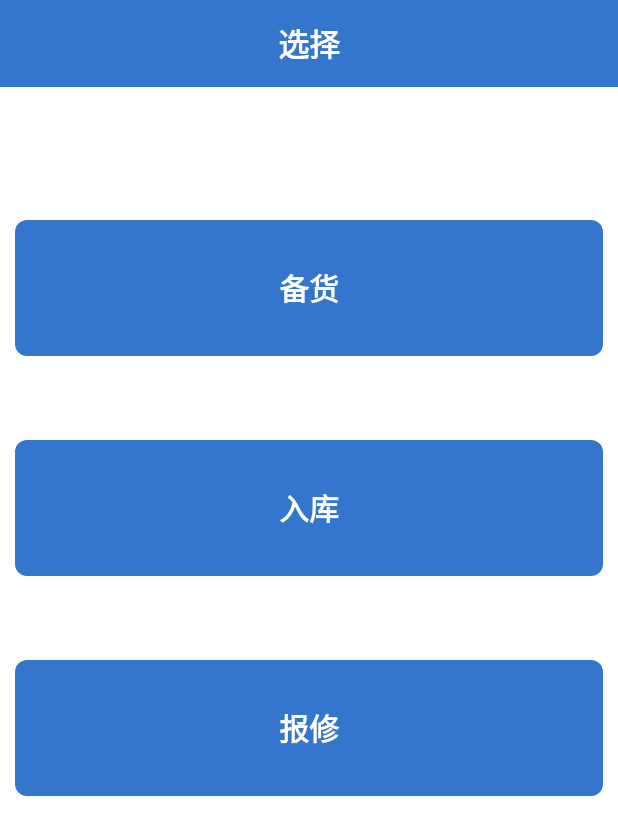
After one commit to yangyongchaoGitHub/LWSYSPDA, an Android app: the SelectActivity screen opened directly, with no data from a screen before it, on a phone screen of 412 x 824 dp. The commit adds this screen. Shown: the top 835 px of the screen. Run offline under Robolectric (Android 15) with nearby library versions, the phone set to English and light mode, and no system bars.

Commit message:
登录跳转到功能选择代码提交

```diff
--- a/app/src/main/AndroidManifest.xml
+++ b/app/src/main/AndroidManifest.xml
@@ -45,6 +45,7 @@
                 <category android:name="android.intent.category.LAUNCHER" />
             </intent-filter>
         </activity>
+        <activity android:name=".activity.SelectActivity"/>
     </application>
 
 </manifest>
--- a/app/src/main/java/com/dataexpo/lwsyspda/MainActivity.java
+++ b/app/src/main/java/com/dataexpo/lwsyspda/MainActivity.java
@@ -1,17 +1,21 @@
 package com.dataexpo.lwsyspda;
 
 import android.content.Context;
+import android.content.Intent;
 import android.os.Bundle;
 import android.util.Log;
 import android.view.View;
 import android.widget.EditText;
 import android.widget.TextView;
+import android.widget.Toast;
 
 import com.dataexpo.lwsyspda.activity.BascActivity;
+import com.dataexpo.lwsyspda.activity.SelectActivity;
 import com.dataexpo.lwsyspda.entity.Login;
 import com.dataexpo.lwsyspda.entity.LoginResult;
 import com.dataexpo.lwsyspda.entity.NetResult;
 import com.dataexpo.lwsyspda.retrofitInf.ApiService;
+import com.dataexpo.lwsyspda.retrofitInf.URLs;
 import com.fasterxml.jackson.databind.ObjectMapper;
 
 import java.util.concurrent.Executors;
@@ -46,7 +50,7 @@ public class MainActivity extends BascActivity implements View.OnClickListener {
 
     private void initRetrofit() {
         mRetrofit = new Retrofit.Builder()
-                .baseUrl("http://192.168.1.13:8080/LWSYS/")
+                .baseUrl(URLs.baseUrl)
                 .addConverterFactory(JacksonConverterFactory.create(new ObjectMapper()))
                 .callbackExecutor(Executors.newSingleThreadExecutor())
                 .build();
@@ -74,10 +78,11 @@ public class MainActivity extends BascActivity implements View.OnClickListener {
     }
 
     private void login() {
+        if (checkInput()) {
             ApiService httpList = mRetrofit.create(ApiService.class);
             Login login = new Login();
-        login.setNumber("123");
-        login.setPhone("123654");
+            login.setNumber(et_login_name.getText().toString());
+            login.setPhone(et_login_pswd.getText().toString());
 
             Call<NetResult> call = httpList.login(login);
             call.enqueue(new Callback<NetResult>() {
@@ -86,6 +91,14 @@ public class MainActivity extends BascActivity implements View.OnClickListener {
 
                     NetResult result = response.body();
                     Log.i(TAG, "onResponse" + result.getErrmsg() + " ! " + result.getErrcode());
+                    if (result.getErrcode() != -1) {
+                        runOnUiThread(new Runnable() {
+                            @Override
+                            public void run() {
+                                loginSuccess();
+                            }
+                        });
+                    }
                 }
 
                 @Override
@@ -95,3 +108,17 @@ public class MainActivity extends BascActivity implements View.OnClickListener {
             });
         }
     }
+
+    private void loginSuccess() {
+        startActivity(new Intent(mContext, SelectActivity.class));
+    }
+
+    private boolean checkInput() {
+        if ("".equals(et_login_name.getText().toString()) || "".equals(et_login_pswd.getText().toString())) {
+            Toast.makeText(mContext, "账号或密码错误", Toast.LENGTH_SHORT).show();
+            return false;
+        }
+
+        return true;
+    }
+}
--- /dev/null
+++ b/app/src/main/java/com/dataexpo/lwsyspda/activity/SelectActivity.java
@@ -0,0 +1,49 @@
+package com.dataexpo.lwsyspda.activity;
+
+import android.content.Context;
+import android.os.Bundle;
+import android.view.View;
+import android.widget.TextView;
+
+import com.dataexpo.lwsyspda.R;
+
+public class SelectActivity extends BascActivity implements View.OnClickListener {
+    private static final String TAG = SelectActivity.class.getSimpleName();
+    private Context mContext;
+
+    private TextView tv_choice;
+    private TextView tv_inbound;
+    private TextView tv_call_repairs;
+
+    @Override
+    protected void onCreate(Bundle savedInstanceState) {
+        super.onCreate(savedInstanceState);
+        mContext = this;
+        setContentView(R.layout.activity_model_select);
+
+        initView();
+    }
+
+    private void initView() {
+        tv_choice = findViewById(R.id.tv_model_choice);
+        tv_inbound = findViewById(R.id.tv_model_inbound);
+        tv_call_repairs = findViewById(R.id.tv_model_call_repairs);
+
+        tv_choice.setOnClickListener(this);
+        tv_inbound.setOnClickListener(this);
+        tv_call_repairs.setOnClickListener(this);
+    }
+
+    @Override
+    public void onClick(View v) {
+        switch (v.getId()) {
+            case R.id.tv_model_choice:
+                break;
+            case R.id.tv_model_inbound:
+                break;
+            case R.id.tv_model_call_repairs:
+                break;
+            default:
+        }
+    }
+}
--- a/app/src/main/java/com/dataexpo/lwsyspda/retrofitInf/URLs.java
+++ b/app/src/main/java/com/dataexpo/lwsyspda/retrofitInf/URLs.java
@@ -2,4 +2,6 @@ package com.dataexpo.lwsyspda.retrofitInf;
 
 public class URLs {
     public static final String loginUrl = "login/login2m.do";
+
+    public static final String baseUrl = "http://192.168.1.13:8080/LWSYS/";
 }
--- /dev/null
+++ b/app/src/main/res/drawable/edittext_rect_blue.xml
@@ -0,0 +1,5 @@
+<?xml version="1.0" encoding="utf-8"?>
+<shape xmlns:android="http://schemas.android.com/apk/res/android">
+    <corners android:radius="8dp" />
+    <solid android:color="@color/bg_color" />
+</shape>
--- /dev/null
+++ b/app/src/main/res/layout/activity_model_select.xml
@@ -0,0 +1,86 @@
+<?xml version="1.0" encoding="utf-8"?>
+<androidx.constraintlayout.widget.ConstraintLayout
+    android:layout_width="match_parent"
+    android:layout_height="match_parent"
+    android:background="@color/bg_white"
+    xmlns:android="http://schemas.android.com/apk/res/android"
+    xmlns:app="http://schemas.android.com/apk/res-auto">
+
+    <TextView
+        android:id="@+id/tv_model_select_title"
+        android:layout_width="0dp"
+        android:layout_height="0dp"
+        android:background="@color/bg_color"
+        android:text="@string/model_select_title"
+        android:gravity="center"
+        android:textColor="@color/bg_white"
+        android:textSize="@dimen/x18"
+        android:textStyle="bold"
+        app:layout_constraintLeft_toLeftOf="parent"
+        app:layout_constraintRight_toRightOf="parent"
+        app:layout_constraintTop_toTopOf="parent"
+        app:layout_constraintHeight_percent="0.07"/>
+
+    <TextView
+        android:id="@+id/tv_model_choice"
+        android:layout_width="0dp"
+        android:layout_height="0dp"
+        android:background="@drawable/edittext_rect_blue"
+        android:text="@string/choice"
+        android:gravity="center"
+        android:textColor="@color/bg_white"
+        android:textSize="20dp"
+        android:textStyle="bold"
+        app:layout_constraintLeft_toLeftOf="parent"
+        app:layout_constraintRight_toRightOf="parent"
+        app:layout_constraintWidth_percent="0.95"
+        app:layout_constraintHeight_percent="0.11"
+        app:layout_constraintVertical_bias="0.2"
+        app:layout_constraintTop_toTopOf="parent"
+        app:layout_constraintBottom_toBottomOf="parent"/>
+
+    <TextView
+        android:id="@+id/tv_model_inbound"
+        android:layout_width="0dp"
+        android:layout_height="0dp"
+        android:background="@drawable/edittext_rect_blue"
+        android:text="@string/inbound"
+        android:gravity="center"
+        android:textColor="@color/bg_white"
+        android:textSize="20dp"
+        android:textStyle="bold"
+        app:layout_constraintLeft_toLeftOf="parent"
+        app:layout_constraintRight_toRightOf="parent"
+        app:layout_constraintWidth_percent="0.95"
+        app:layout_constraintHeight_percent="0.11"
+        app:layout_constraintVertical_bias="0.4"
+        app:layout_constraintTop_toTopOf="parent"
+        app:layout_constraintBottom_toBottomOf="parent"/>
+
+    <TextView
+        android:id="@+id/tv_model_call_repairs"
+        android:layout_width="0dp"
+        android:layout_height="0dp"
+        android:background="@drawable/edittext_rect_blue"
+        android:text="@string/call_repairs"
+        android:gravity="center"
+        android:textColor="@color/bg_white"
+        android:textSize="20dp"
+        android:textStyle="bold"
+        app:layout_constraintLeft_toLeftOf="parent"
+        app:layout_constraintRight_toRightOf="parent"
+        app:layout_constraintWidth_percent="0.95"
+        app:layout_constraintHeight_percent="0.11"
+        app:layout_constraintVertical_bias="0.6"
+        app:layout_constraintTop_toTopOf="parent"
+        app:layout_constraintBottom_toBottomOf="parent"/>
+
+    <TextView
+        android:id="@+id/tv_version_show"
+        android:layout_width="wrap_content"
+        android:layout_height="wrap_content"
+        android:layout_marginBottom="@dimen/x5"
+        android:layout_marginStart="@dimen/x5"
+        app:layout_constraintBottom_toBottomOf="parent"
+        app:layout_constraintStart_toStartOf="parent"/>
+</androidx.constraintlayout.widget.ConstraintLayout>
--- a/app/src/main/res/values/colors.xml
+++ b/app/src/main/res/values/colors.xml
@@ -3,4 +3,12 @@
     <color name="colorPrimary">#6200EE</color>
     <color name="colorPrimaryDark">#3700B3</color>
     <color name="colorAccent">#03DAC5</color>
+
+    <color name="bg_color">#3475CD</color>
+    <color name="bg_white">#FFFFFF</color>
+    <color name="bg_black">#000000</color>
+    <color name="bg_input">#E8EEF7</color>
+    <color name="bg_red">#ff0000</color>
+    <color name="bg_blue">#0000ff</color>
+    <color name="bg_green">#00ff00</color>
 </resources>
--- a/app/src/main/res/values/strings.xml
+++ b/app/src/main/res/values/strings.xml
@@ -3,4 +3,8 @@
     <string name="login_name">登录名</string>
     <string name="login_pswd">密码</string>
     <string name="login">登录</string>
+    <string name="model_select_title">选择</string>
+    <string name="choice">备货</string>
+    <string name="inbound">入库</string>
+    <string name="call_repairs">报修</string>
 </resources>
```
Lines whose indentation alone changed are shown as unchanged.
